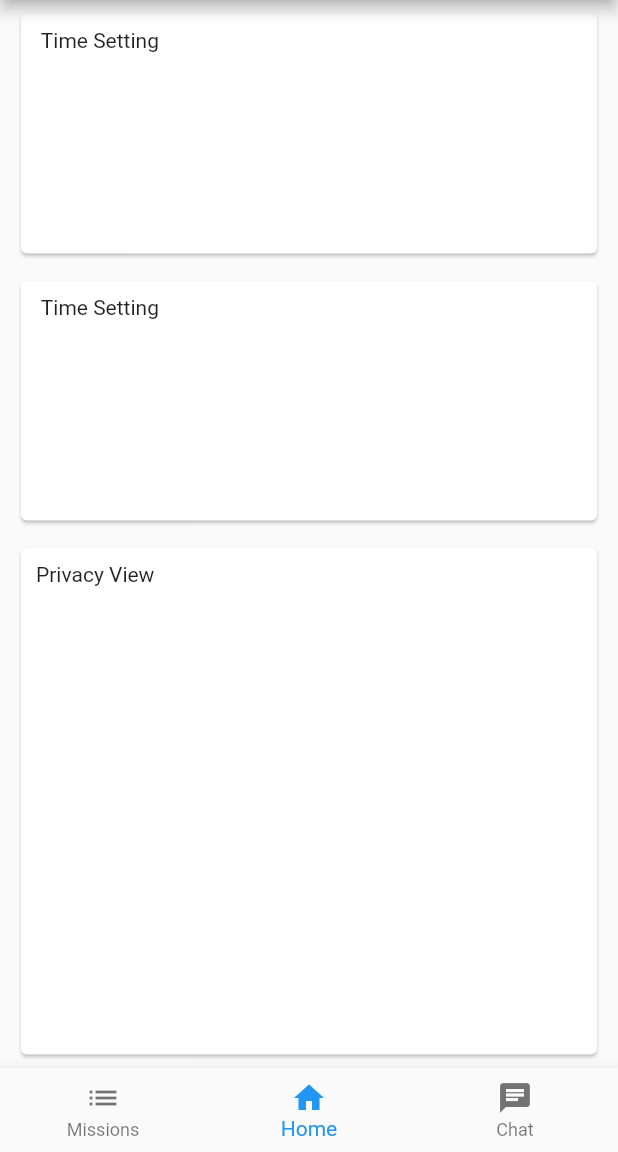
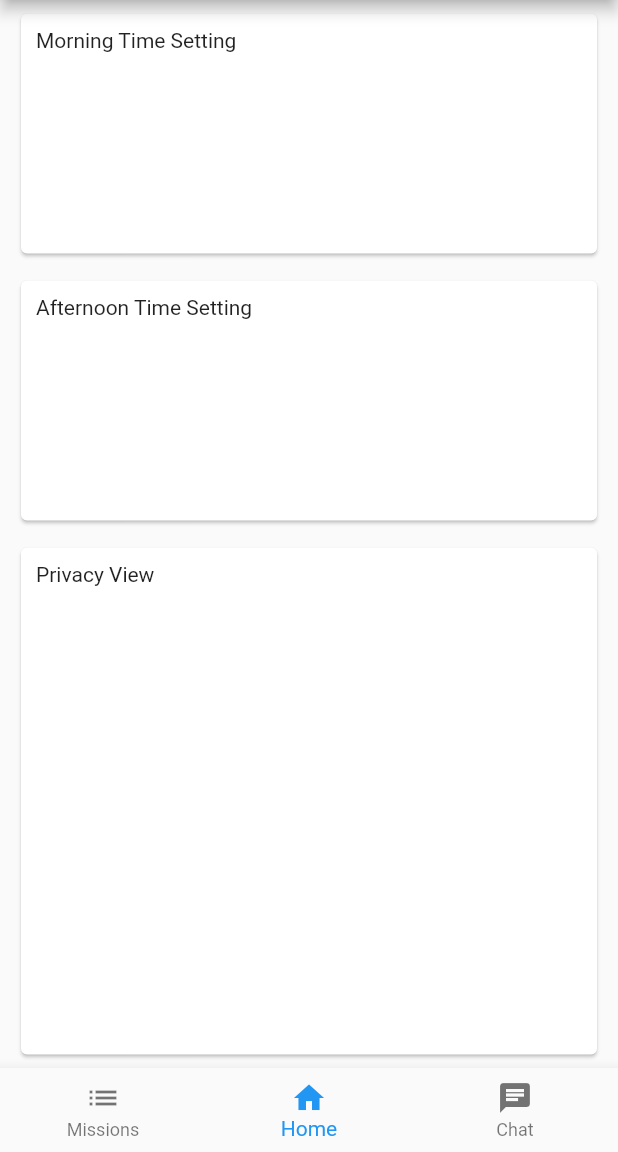
Before and after one commit to GDSC-CAU/Wiro-Flutter-App, a Flutter app: the screen it shows after launch, on a phone screen of 412 x 824 dp, the part 84-1236 px from its top. Run offline on Flutter 3.47's test engine with Material 2 defaults, Android fonts, the phone set to English and light mode, and no system bars.

Commit message:
Update Home.dart : Re-Structured PrivacyCard Component

```diff
--- a/lib/pages/Home.dart
+++ b/lib/pages/Home.dart
@@ -41,7 +41,7 @@ class TimeCard extends StatelessWidget {
 
   @override
   Widget build(BuildContext context) {
-    return const Padding(
+    return Padding(
         padding: EdgeInsets.fromLTRB(10.0, 5.0, 10.0, 5.0),
         child: Card(
             child: Padding(
@@ -49,7 +49,7 @@ class TimeCard extends StatelessWidget {
                 child: SizedBox(
                   height: double.infinity,
                   width: double.infinity,
-                  child: Text(" Time Setting"),
+                  child: Text("$timeType Time Setting"),
                 )
             )
         )
@@ -70,8 +70,18 @@ class _PrivacyState extends State<HomePrivacy> {
     return Column(
       mainAxisSize: MainAxisSize.max,
       children: const [
-        Flexible(flex: 1, child:
-          Padding(
+        Flexible(flex: 1, child: PrivacyCard())
+      ],
+    );
+  }
+}
+
+class PrivacyCard extends StatelessWidget {
+  const PrivacyCard({Key? key}): super(key: key);
+
+  @override
+  Widget build(BuildContext context) {
+    return const Padding(
         padding: EdgeInsets.fromLTRB(10.0, 5.0, 10.0, 5.0),
         child: Card(
             child: Padding(
@@ -83,9 +93,6 @@ class _PrivacyState extends State<HomePrivacy> {
                 )
             )
         )
-          )
-        )
-      ],
     );
   }
 }
```
Lines whose indentation alone changed are shown as unchanged.
